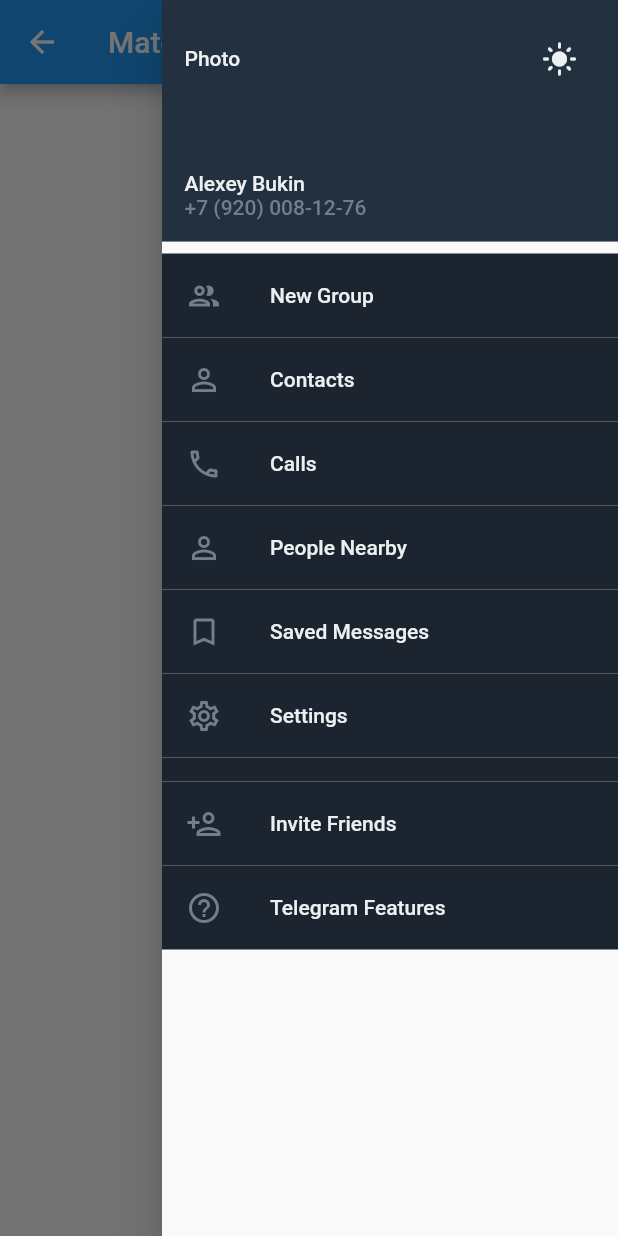
After one commit to oquad/intership2021, a Flutter app: the MaterialWidgetScreen screen opened directly, with the side drawer open, on a phone screen of 412 x 824 dp. The commit adds this screen. Run offline on Flutter 3.47's test engine with Material 2 defaults, Android fonts, the phone set to English and light mode, and no system bars.

Commit message:
Added "material_widfets.dart" file

```diff
--- a/lib/list_view.dart
+++ b/lib/list_view.dart
@@ -33,7 +33,7 @@ class _ListViewScreenState extends State<ListViewScreen> {
   Widget build(BuildContext context) {
     return Scaffold(
       appBar: AppBar(
-        title: const Text('BottomNavigationBar Sample'),
+        title: const Text('ListView Demo'),
       ),
       body: Center(
         child: _widgetOptions.elementAt(_selectedIndex).call(),
--- a/lib/main.dart
+++ b/lib/main.dart
@@ -1,6 +1,7 @@
 import 'package:flutter/material.dart';
 
 import 'list_view.dart';
+import 'material_widgets.dart';
 
 void main() {
   runApp(MyApp());
@@ -51,7 +52,7 @@ class _MyHomePageState extends State<MyHomePage> {
             clickableListTile(
                 name: 'ListView', screen: (_) => ListViewScreen()),
             clickableListTile(
-                name: 'TO BE IMPLEMENTED', screen: (_) => ListViewScreen()),
+                name: 'Material Widgets', screen: (_) => MaterialWidgetScreen()),
             clickableListTile(
                 name: 'TO BE IMPLEMENTED', screen: (_) => ListViewScreen()),
             clickableListTile(
@@ -71,7 +72,7 @@ class _MyHomePageState extends State<MyHomePage> {
         title: Text(name),
         onTap: () {
           Navigator.of(context)
-              .push(MaterialPageRoute(builder: (_) => ListViewScreen()));
+              .push(MaterialPageRoute(builder: screen));
         });
   }
 }
--- /dev/null
+++ b/lib/material_widgets.dart
@@ -0,0 +1,163 @@
+import 'package:flutter/material.dart';
+
+class MaterialWidgetScreen extends StatefulWidget {
+  const MaterialWidgetScreen({Key? key}) : super(key: key);
+
+  @override
+  State<MaterialWidgetScreen> createState() => _MaterialWidgetScreenState();
+}
+
+class _MaterialWidgetScreenState extends State<MaterialWidgetScreen> {
+  final List<String> entryList = <String>[
+    'New Group',
+    'Contacts',
+    'Calls',
+    'People Nearby',
+    'Saved Messages',
+    'Settings',
+    'Unused',
+    'Invite Friends',
+    'Telegram Features',
+  ];
+
+  final List<IconData> iconList = <IconData>[
+    Icons.group_outlined,
+    Icons.person_outline,
+    Icons.call_outlined,
+    Icons.person_outline,
+    Icons.bookmark_outline,
+    Icons.settings_outlined,
+    Icons.help,
+    Icons.person_add_outlined,
+    Icons.help_outline,
+  ];
+
+  @override
+  Widget build(BuildContext context) {
+    return Scaffold(
+      appBar: AppBar(
+          leading: IconButton(
+            icon: Icon(Icons.arrow_back),
+            onPressed: () => Navigator.of(context).pop(),
+          ),
+          title: const Text('Material widgets demo'),
+          actions: <Widget>[
+            IconButton(
+              icon: const Icon(Icons.airline_seat_flat),
+              onPressed: () {
+                ScaffoldMessenger.of(context)
+                    .showSnackBar(const SnackBar(content: Text('Ты пидор')));
+              },
+            ),
+            DrawerButtonWidget(),
+          ]),
+      endDrawer: Drawer(
+        child: ListView(
+          children: <Widget>[
+            DrawerHeader(
+              padding: EdgeInsets.all(0),
+              decoration: BoxDecoration(color: Color(0xFF233040)),
+              child: Container(
+                padding: EdgeInsets.all(15),
+                child: Column(
+                  crossAxisAlignment: CrossAxisAlignment.start,
+                  children: [
+                    Row(
+                      children: [
+                        Text(
+                          'Photo',
+                          style: TextStyle(color: Color(0xFFECF0F1)),
+                        ),
+                        Expanded(
+                          child: Text(''),
+                        ),
+                        IconButton(
+                          icon: Icon(
+                            Icons.light_mode,
+                            color: Color(0xFFECF0F1),
+                            ),
+                          onPressed: () {},
+                          )
+                      ],
+                    ),
+                    Expanded(
+                      child: Text(''),
+                    ),
+                    Row(
+                      children: [
+                        Column(
+                          crossAxisAlignment: CrossAxisAlignment.start,
+                          children: [
+                            Text(
+                             'Alexey Bukin',
+                             style: TextStyle(color: Color(0xFFECF0F1)),
+                            ),
+                            Text(
+                              '+7 (920) 008-12-76',
+                              style: TextStyle(color: Color(0xFF727E8A)),
+                            ),
+                          ],
+                        ),
+                      ],
+                    ),
+
+                  ],
+                ),
+            ),
+            ),
+            for (var i = 0; i < entryList.length; i++)
+              if (i != 6)
+                Container(
+                  decoration: BoxDecoration(color: Color(0xFF1C242F)),
+                  child: ListTile(
+                    leading: Icon(
+                      iconList[i],
+                      color: Color(0xFF727E8A),
+                      ),
+                    title: Text(
+                      entryList[i],
+                      style: TextStyle(color: Color(0xFFECF0F1)),
+                      ),
+                  )
+                )
+              else
+                Container(
+                  decoration: BoxDecoration(color: Color(0xFF1C242F)),
+                  child: Divider(),
+                )
+          ]
+        )
+      ),
+      floatingActionButton: FloatingActionButton(
+        child: Icon(
+          Icons.help,
+          size: 55,
+        ),
+        onPressed: () {
+          ScaffoldMessenger.of(context)
+              .showSnackBar(const SnackBar(content: Text('Хуй саси')));
+        },
+        tooltip: 'Саня',
+      ),
+      body: Center(
+        child: Text('There must be prekol'),
+      ),
+    );
+  }
+}
+
+BoxDecoration drawerListTileDecoration() {
+  return BoxDecoration(color: Color(0xFF1C242F));
+}
+
+class DrawerButtonWidget extends StatelessWidget {
+  @override
+  Widget build(BuildContext context) {
+    return IconButton(
+      icon: const Icon(Icons.toc),
+      onPressed: () {
+        Scaffold.of(context).openEndDrawer();
+      },
+    );
+  }
+}
```
